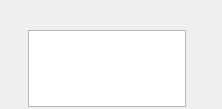
Above: src/plugins/statuschanger/statuswidget.ui from silvansky/Contacts before the change. Below: the same form after it.
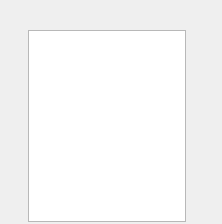
That is the form after the change. Custom widgets are drawn as their Qt base class.

Commit message: Наработки по #2525

Patch:
```diff
--- a/src/plugins/statuschanger/statuswidget.ui
+++ b/src/plugins/statuschanger/statuswidget.ui
@@ -121,7 +121,7 @@
          <item>
           <widget class="AutoSizeTextEdit" name="tedMood">
            <property name="sizePolicy">
-            <sizepolicy hsizetype="Expanding" vsizetype="Maximum">
+            <sizepolicy hsizetype="Expanding" vsizetype="Fixed">
              <horstretch>0</horstretch>
              <verstretch>0</verstretch>
             </sizepolicy>
```
The commit also changes 2 other files.
